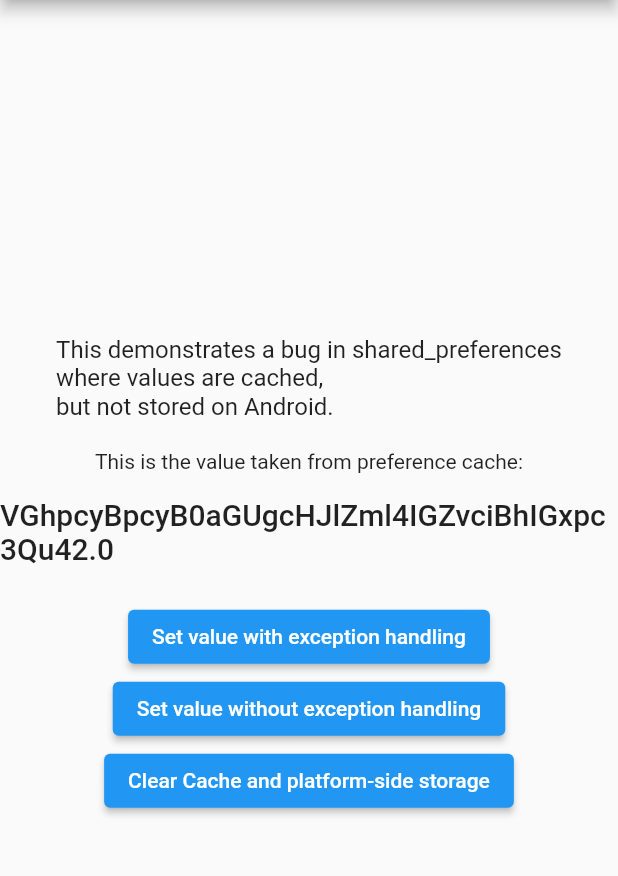
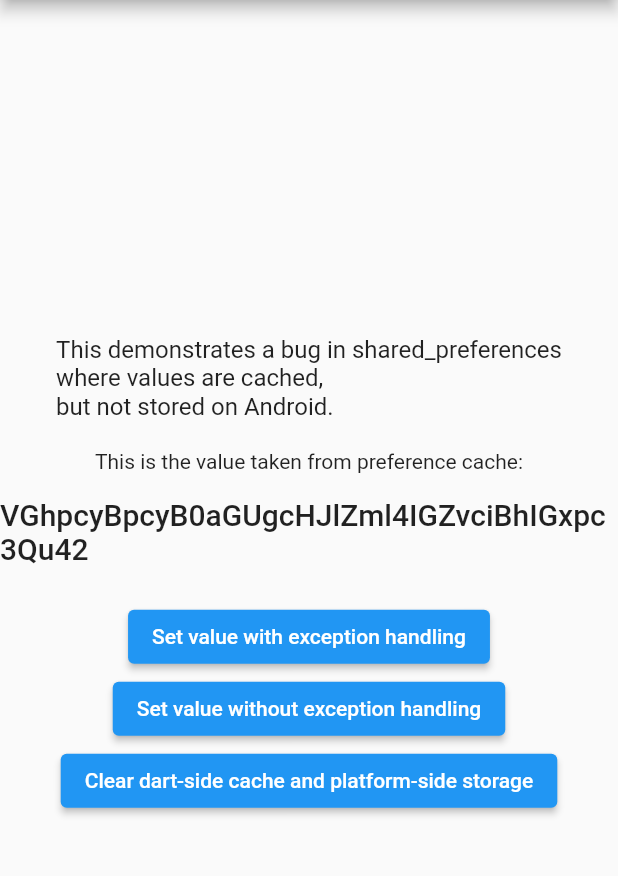
Before and after one commit to Cobinja/flutter_shared_preferences_bug_demo, a Flutter app: the screen it shows after launch, after a tap on "Set value with exception handling", after a tap on "Set value without exception handling", on a phone screen of 412 x 824 dp, the part 84-960 px from its top. Run offline on Flutter 3.47's test engine with Material 2 defaults, Android fonts, the phone set to English and light mode, and no system bars; our stand-ins replace shared_preferences.

Commit message:
Second commit

```diff
--- a/lib/main.dart
+++ b/lib/main.dart
@@ -49,25 +49,25 @@ class _MyHomePageState extends State<MyHomePage> {
     SharedPreferences prefs = await SharedPreferences.getInstance();
 
     try {
-      // Trying to set a string that starts with the list identifier.
+      // Trying to set a string that starts with the identifier for string lists.
       // This throws a Platform Exception
-      await prefs.setString(_PREF_KEY, 'VGhpcyBpcyB0aGUgcHJlZml4IGZvciBhIGxpc3Qu42.0');
+      await prefs.setString(_PREF_KEY, 'VGhpcyBpcyB0aGUgcHJlZml4IGZvciBhIGxpc3Qu42');
     }
     catch (e) {
-      debugPrint('Exception caught: ' + e.runtimeType.toString());
+      debugPrint('Exception caught: ' + e.toString());
     }
 
-    _readValue(); // This will read the value 'VGhpcyBpcyB0aGUgcHJlZml4IGZvciBhIGxpc3Qu42.0' from the preference cache even though it is not stored on the Android side
+    _readValue(); // This will read the value 'VGhpcyBpcyB0aGUgcHJlZml4IGZvciBhIGxpc3Qu42' from the preference cache even though it is not stored on the Android side
   }
 
   void _setValueWithoutExceptionHandling() async {
     SharedPreferences prefs = await SharedPreferences.getInstance();
 
-    // Trying to set a string that starts with the list identifier.
+    // Trying to set a string that starts with the identifier for string lists.
     // This throws a Platform Exception
-    await prefs.setString(_PREF_KEY, 'VGhpcyBpcyB0aGUgcHJlZml4IGZvciBhIGxpc3Qu42.0');
+    await prefs.setString(_PREF_KEY, 'VGhpcyBpcyB0aGUgcHJlZml4IGZvciBhIGxpc3Qu42');
 
-    _readValue(); // This will read the value 'VGhpcyBpcyB0aGUgcHJlZml4IGZvciBhIGxpc3Qu42.0' from the preference cache even though it is not stored on the Android side
+    _readValue(); // This will not read the value 'VGhpcyBpcyB0aGUgcHJlZml4IGZvciBhIGxpc3Qu42' from the preference cache
   }
 
   void _clearAll() async {
@@ -96,7 +96,7 @@ class _MyHomePageState extends State<MyHomePage> {
               'This is the value taken from preference cache:\n',
             ),
             Text(
-              (_value ?? 'No value found in the cache') + '\n',
+              '' + (_value ?? 'null') + '\n',
               style: Theme.of(context).textTheme.headline6,
             ),
             ElevatedButton(
@@ -109,7 +109,7 @@ class _MyHomePageState extends State<MyHomePage> {
             ),
             ElevatedButton(
               onPressed: _clearAll,
-              child: Text('Clear Cache and platform-side storage')
+              child: Text('Clear dart-side cache and platform-side storage')
             ),
           ],
         ),
```
